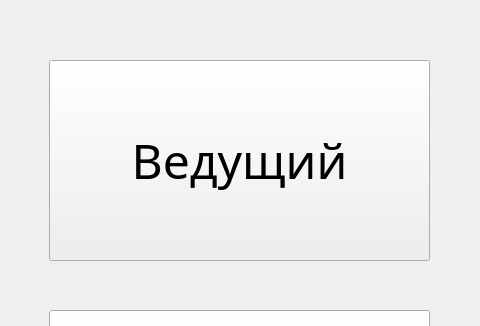
Qt form mainwindow.ui (Razil131/crocodile_qt) before a commit; both pictures show x 151 to 631 and y 0 to 326 of the 800 by 600 pixel window.
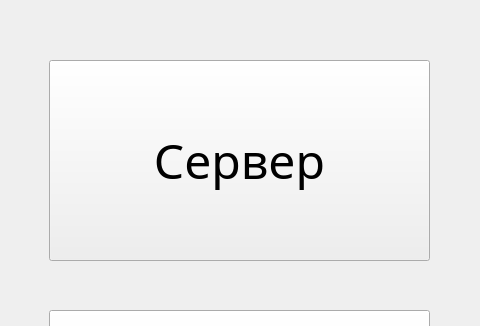
The same form after that commit.

Patch:
```diff
--- a/mainwindow.ui
+++ b/mainwindow.ui
@@ -30,7 +30,7 @@
      </font>
     </property>
     <property name="text">
-     <string>Ведущий</string>
+     <string>Сервер</string>
     </property>
    </widget>
    <widget class="QPushButton" name="connectButton">
```
